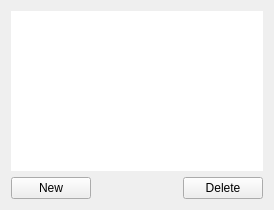
Before: the Qt Designer form src/gui/tasklistview.ui in campbellmbrown/task-app, drawn with Qt 5.
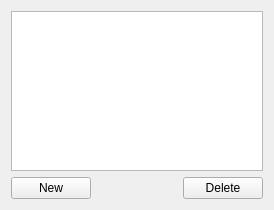
After: the same form once the commit is applied.

Commit message: #10 Changed to model/view approach

Patch:
```diff
--- a/src/gui/tasklistview.ui
+++ b/src/gui/tasklistview.ui
@@ -15,22 +15,19 @@
   </property>
   <layout class="QVBoxLayout" name="verticalLayout">
    <item>
-    <widget class="QTreeWidget" name="taskListTree">
-     <property name="styleSheet">
-      <string notr="true">QTreeView { border: none; }</string>
-     </property>
-     <property name="alternatingRowColors">
+    <widget class="QTableView" name="taskListTable">
+     <!-- <property name="styleSheet"> -->
+      <!-- <string notr="true">QTableView { border: none; }</string> -->
+     <!-- </property> -->
+     <!-- <property name="alternatingRowColors">
       <bool>true</bool>
      </property>
+     <property name="gridStyle">
+      <enum>Qt::NoPen</enum>
+     </property>
      <property name="sortingEnabled">
       <bool>true</bool>
-     </property>
-     <property name="columnCount">
-      <number>0</number>
-     </property>
-     <attribute name="headerShowSortIndicator" stdset="0">
-      <bool>true</bool>
-     </attribute>
+     </property> -->
     </widget>
    </item>
    <item>
```
The commit also changes 10 other files.
